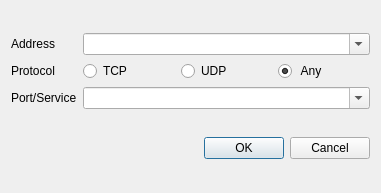
Before: the Qt Designer form ui/newfwruledlg.ui in QubesOS/qubes-manager, drawn with Qt 5.
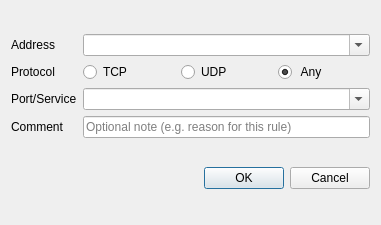
After: the same form once the commit is applied.

Commit message:
firewall: Add comment field to firewall rules
Allows users to add optional plain-text comments/notes to individual
firewall rules for documentation purposes. The comment is metadata only
and does not affect the actual firewall behavior.

What changed in the file:
```diff
--- a/ui/newfwruledlg.ui
+++ b/ui/newfwruledlg.ui
@@ -10,7 +10,7 @@
     <x>0</x>
     <y>0</y>
     <width>381</width>
-    <height>193</height>
+    <height>225</height>
    </rect>
   </property>
   <property name="windowTitle">
@@ -105,8 +105,28 @@
         <bool>true</bool>
        </property>
       </widget>
-     </item>
-     <item row="1" column="1">
+      </item>
+      <item row="3" column="0">
+      <widget class="QLabel" name="label_5">
+       <property name="text">
+        <string>Comment</string>
+       </property>
+      </widget>
+      </item>
+      <item row="3" column="1" colspan="3">
+      <widget class="QLineEdit" name="commentLineEdit">
+       <property name="toolTip">
+        <string>Optional note for your own reference.</string>
+       </property>
+       <property name="placeholderText">
+        <string>Optional note (e.g. reason for this rule)</string>
+       </property>
+       <property name="maxLength">
+        <number>512</number>
+       </property>
+      </widget>
+      </item>
+      <item row="1" column="1">
       <widget class="QRadioButton" name="tcp_radio">
        <property name="sizePolicy">
         <sizepolicy hsizetype="Expanding" vsizetype="Fixed">
```
Left out of the diff: 1 changed line with no effect on the pictures. The commit also changes 4 other files.
